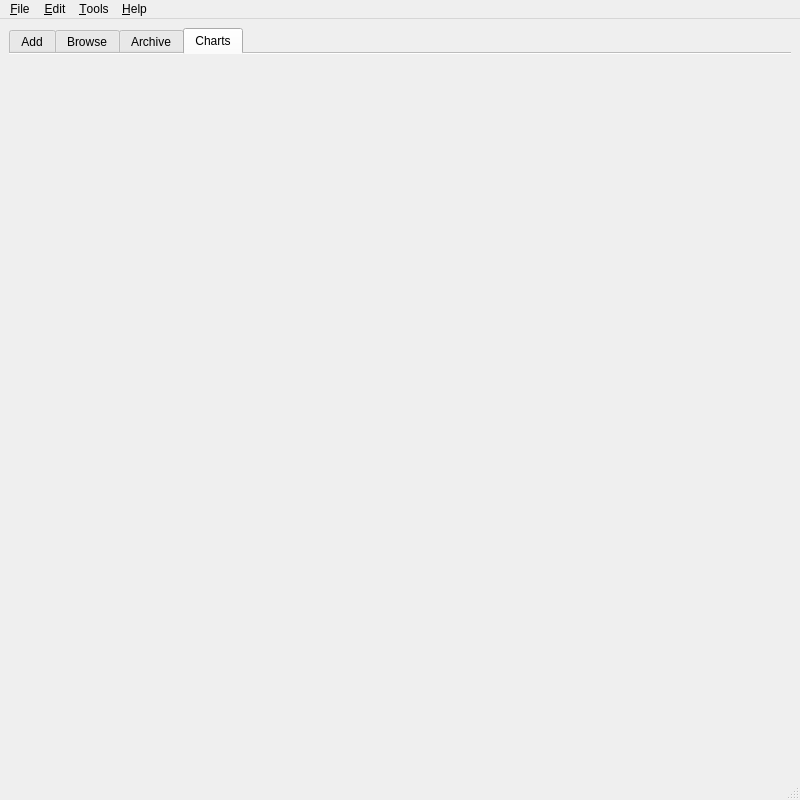
Qt form src/gui/herpapp.ui (GekkoFyre/HerpLog) before a commit.
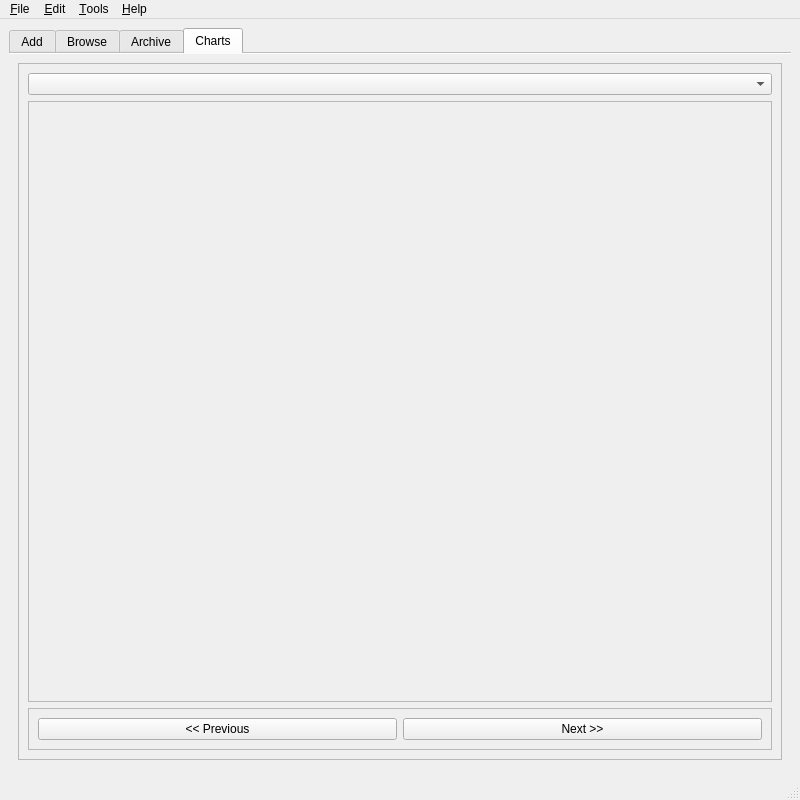
The same form after that commit. The open tabs and pages were chosen to show the change.

Commit message: * Added further work on the QtCharts feature. * Changed the number of bits used to store dates from 16/32-bits to 32/64-bits (depends on your system and compiler).

Patch:
```diff
--- a/src/gui/herpapp.ui
+++ b/src/gui/herpapp.ui
@@ -1073,6 +1073,102 @@
        <attribute name="title">
         <string>Charts</string>
        </attribute>
+       <layout class="QVBoxLayout" name="verticalLayout_2">
+        <item>
+         <widget class="QFrame" name="frame_main_view_charts">
+          <property name="frameShape">
+           <enum>QFrame::StyledPanel</enum>
+          </property>
+          <property name="frameShadow">
+           <enum>QFrame::Raised</enum>
+          </property>
+          <layout class="QVBoxLayout" name="verticalLayout_4">
+           <item>
+            <widget class="QComboBox" name="comboBox_view_charts_select_id"/>
+           </item>
+           <item>
+            <widget class="QStackedWidget" name="stackedWidget_view_charts">
+             <widget class="QWidget" name="view_charts_page_1">
+              <layout class="QVBoxLayout" name="verticalLayout_13">
+               <property name="leftMargin">
+                <number>0</number>
+               </property>
+               <property name="topMargin">
+                <number>0</number>
+               </property>
+               <property name="rightMargin">
+                <number>0</number>
+               </property>
+               <property name="bottomMargin">
+                <number>0</number>
+               </property>
+               <item>
+                <widget class="QFrame" name="frame_view_charts_page_1">
+                 <property name="frameShape">
+                  <enum>QFrame::StyledPanel</enum>
+                 </property>
+                 <property name="frameShadow">
+                  <enum>QFrame::Raised</enum>
+                 </property>
+                 <layout class="QVBoxLayout" name="verticalLayout_17">
+                  <property name="leftMargin">
+                   <number>0</number>
+                  </property>
+                  <property name="topMargin">
+                   <number>0</number>
+                  </property>
+                  <property name="rightMargin">
+                   <number>0</number>
+                  </property>
+                  <property name="bottomMargin">
+                   <number>0</number>
+                  </property>
+                  <item>
+                   <layout class="QVBoxLayout" name="vertLayout_chart_1"/>
+                  </item>
+                 </layout>
+                </widget>
+               </item>
+              </layout>
+             </widget>
+            </widget>
+           </item>
+           <item>
+            <widget class="QFrame" name="frame_view_charts_buttons">
+             <property name="sizePolicy">
+              <sizepolicy hsizetype="Preferred" vsizetype="Minimum">
+               <horstretch>0</horstretch>
+               <verstretch>0</verstretch>
+              </sizepolicy>
+             </property>
+             <property name="frameShape">
+              <enum>QFrame::StyledPanel</enum>
+             </property>
+             <property name="frameShadow">
+              <enum>QFrame::Raised</enum>
+             </property>
+             <layout class="QHBoxLayout" name="horizontalLayout_8">
+              <item>
+               <widget class="QPushButton" name="pushButton_view_charts_prev_page">
+                <property name="text">
+                 <string>&lt;&lt; Previous</string>
+                </property>
+               </widget>
+              </item>
+              <item>
+               <widget class="QPushButton" name="pushButton_view_charts_next_page">
+                <property name="text">
+                 <string>Next &gt;&gt;</string>
+                </property>
+               </widget>
+              </item>
+             </layout>
+            </widget>
+           </item>
+          </layout>
+         </widget>
+        </item>
+       </layout>
       </widget>
      </widget>
     </item>
```
Left out of the diff: 6 changed lines with no effect on the pictures. The commit also changes 5 other files.
